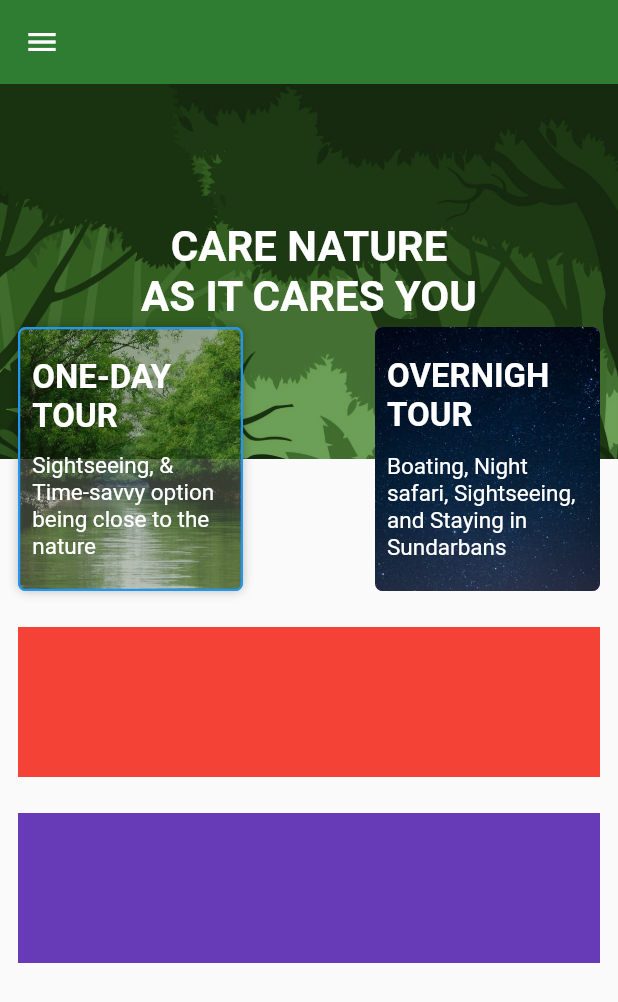
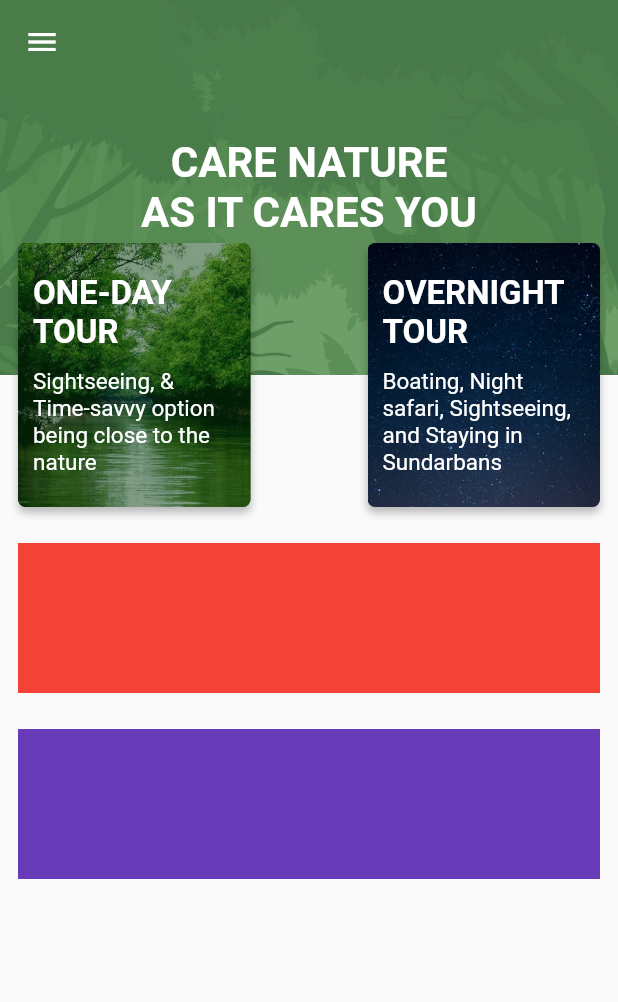
Before and after one commit to NafiuNoman/Flutter_SundarBan_eTicketing, a Flutter app: the screen it shows after launch, on a phone screen of 412 x 824 dp. Shown: the top 1002 px of the screen. Run offline on Flutter 3.47's test engine with Material 2 defaults, Android fonts, the phone set to English and light mode, and no system bars; Roboto replaces fonts that are missing (assets/fonts/RobotoCondensed-Bold.ttf).

Commit message:
transparent app bar & main btns design done

```diff
--- a/lib/pages/home_page.dart
+++ b/lib/pages/home_page.dart
@@ -7,12 +7,15 @@ class HomePage extends StatelessWidget {
 
   @override
   Widget build(BuildContext context) {
+
     Size size = MediaQuery.of(context).size;
     return Scaffold(
+      //take the space of of app bar by the lower widget
+      extendBodyBehindAppBar: true,
       appBar: AppBar(
         leading: const Icon(Icons.menu),
         elevation: 0,
-        backgroundColor: Colors.green[800],
+        backgroundColor: Colors.transparent,
       ),
       body: Column(
         children: [
@@ -26,9 +29,9 @@ class HomePage extends StatelessWidget {
                   decoration: const BoxDecoration(
                     // color: Colors.grey,
                     image: DecorationImage(
-
-                      colorFilter: ColorFilter.mode(Color.fromRGBO(78, 135, 84, 0.8),BlendMode.multiply),
-
+                        colorFilter: ColorFilter.mode(
+                            Color.fromRGBO(78, 135, 84, 0.8),
+                            BlendMode.srcOver),
                         image: AssetImage('assets/images/main_heading_pic.jpg'),
                         fit: BoxFit.cover),
                   ),
@@ -50,60 +53,83 @@ class HomePage extends StatelessWidget {
                           decoration: BoxDecoration(
                             color: const Color.fromRGBO(30, 60, 9, 0.5),
                             borderRadius: BorderRadius.circular(5),
-                            border: Border.all(
-                              color: Colors.blue,
-                              width: 1.5,
-                            ),
-                            boxShadow: const [
+                            // border: Border.all(
+                            //   color: Colors.blue,
+                            //   width: 1.5,
+                            // ),
+                            boxShadow: [
                               BoxShadow(
-                                blurRadius: 5,
-                                color: Color.fromRGBO(0, 0, 0, 0.25),
+                                //shadow direction
+                                offset: const Offset(0, 4),
+                                blurRadius: 4,
+                                spreadRadius: 0,
+                                color: Colors.black.withOpacity(0.25),
                               )
                             ],
                             image: const DecorationImage(
-                                opacity: 0.5,
+                                colorFilter: ColorFilter.mode(
+                                    Color.fromRGBO(3, 60, 9, 0.5),
+                                    BlendMode.srcOver),
+                                // opacity: 0.5,
                                 image: AssetImage(
                                     'assets/images/one_day_btn_pic.jpg'),
                                 fit: BoxFit.cover),
                           ),
-                          height: 180.0,
-                          width: 150.0,
+                          height: 190.0,
+                          width: 155.0,
                           child: Padding(
-                            padding: const EdgeInsets.all(8.0),
+                            padding: const EdgeInsets.all(10.0),
                             child: Column(
                               mainAxisAlignment: MainAxisAlignment.spaceEvenly,
-
-                              children:
-                              [
-                              Text('ONE-DAY TOUR',textAlign: TextAlign.start,style: btnTxtTitle,),
-
-                              Text('Sightseeing, & Time-savvy option being close to the nature',textAlign: TextAlign.start,style: btnTxtDes,),
-
-
-                            ],),
+                              children: [
+                                Text(
+                                  'ONE-DAY TOUR',
+                                  textAlign: TextAlign.start,
+                                  style: btnTxtTitle,
+                                ),
+                                Text(
+                                  'Sightseeing, & Time-savvy option being close to the nature',
+                                  textAlign: TextAlign.start,
+                                  style: btnTxtDes,
+                                ),
+                              ],
+                            ),
                           ),
                         ),
                         Container(
-                          height: 180.0,
-                          width: 150.0,
+                          height: 190.0,
+                          width: 155.0,
                           decoration: BoxDecoration(
-                            color: Colors.purpleAccent,
-                            borderRadius: BorderRadius.circular(5),
-                            image: const DecorationImage(
-                              image: AssetImage(
-                                  'assets/images/over_night_btn_pic.jpg'),
-                              fit: BoxFit.cover
+                              borderRadius: BorderRadius.circular(5),
+                              image: const DecorationImage(
+                                  image: AssetImage(
+                                      'assets/images/over_night_btn_pic.jpg'),
+                                  fit: BoxFit.cover),
+                              boxShadow: [
+                                BoxShadow(
+                                  offset: const Offset(0, 4),
+                                  blurRadius: 4,
+                                  spreadRadius: 0,
+                                  color: Colors.black.withOpacity(0.25),
+                                )
+                              ]),
+                          child: Padding(
+                            padding: const EdgeInsets.all(10.0),
+                            child: Column(
+                              mainAxisAlignment: MainAxisAlignment.spaceEvenly,
+                              children: [
+                                Text(
+                                  'OVERNIGHT TOUR',
+                                  textAlign: TextAlign.start,
+                                  style: btnTxtTitle,
+                                ),
+                                Text(
+                                  'Boating, Night safari, Sightseeing, and Staying in Sundarbans',
+                                  textAlign: TextAlign.start,
+                                  style: btnTxtDes,
+                                ),
+                              ],
                             ),
-                          ),
-                          child: Padding(
-                            padding: const EdgeInsets.all(8.0),
-                            child: Column(mainAxisAlignment: MainAxisAlignment.spaceEvenly,children: [
-                              Text('OVERNIGH TOUR',textAlign: TextAlign.start,style: btnTxtTitle,),
-                              Text('Boating, Night safari, Sightseeing, and Staying in Sundarbans',textAlign: TextAlign.start,style:btnTxtDes ,),
-
-
-
-                            ],),
                           ),
                         ),
                       ],
```
